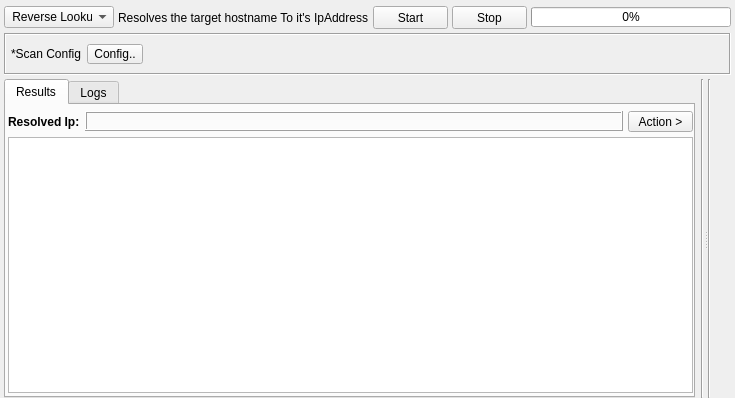
First picture: the form in gui/src/engines/ip/Ip.ui, repository 3nock/OTE, before the edit.
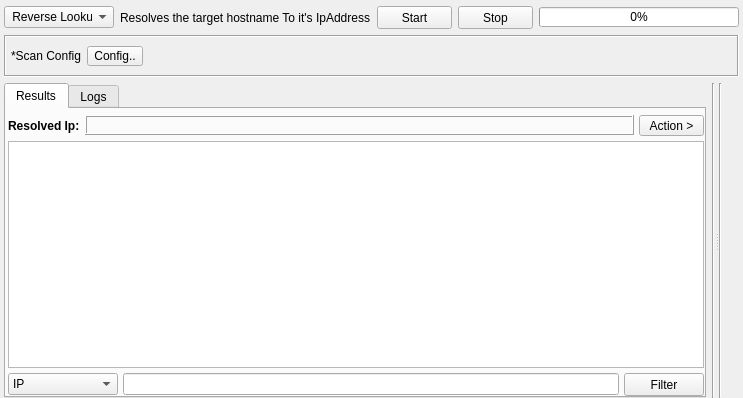
Second picture: the form after the edit. Custom widgets are drawn as their Qt base class.

What changed in the file:
```diff
--- a/gui/src/engines/ip/Ip.ui
+++ b/gui/src/engines/ip/Ip.ui
@@ -14,9 +14,6 @@
    <string>Form</string>
   </property>
   <layout class="QVBoxLayout" name="verticalLayout">
-   <property name="spacing">
-    <number>4</number>
-   </property>
    <property name="leftMargin">
     <number>4</number>
    </property>
@@ -262,7 +259,7 @@
             <number>0</number>
            </property>
            <property name="bottomMargin">
-            <number>3</number>
+            <number>0</number>
            </property>
            <item>
             <layout class="QHBoxLayout" name="horizontalLayout_18">
@@ -431,6 +428,46 @@
              </attribute>
             </widget>
            </item>
+           <item>
+            <layout class="QHBoxLayout" name="horizontalLayout_7">
+             <item>
+              <widget class="QComboBox" name="comboBoxFilter">
+               <property name="minimumSize">
+                <size>
+                 <width>110</width>
+                 <height>0</height>
+                </size>
+               </property>
+               <item>
+                <property name="text">
+                 <string>IP</string>
+                </property>
+               </item>
+               <item>
+                <property name="text">
+                 <string>Subdomains</string>
+                </property>
+               </item>
+              </widget>
+             </item>
+             <item>
+              <widget class="QLineEdit" name="lineEditFilter"/>
+             </item>
+             <item>
+              <widget class="QPushButton" name="buttonFilter">
+               <property name="minimumSize">
+                <size>
+                 <width>75</width>
+                 <height>23</height>
+                </size>
+               </property>
+               <property name="text">
+                <string>Filter</string>
+               </property>
+              </widget>
+             </item>
+            </layout>
+           </item>
           </layout>
          </widget>
          <widget class="QWidget" name="tab_logs">
```
